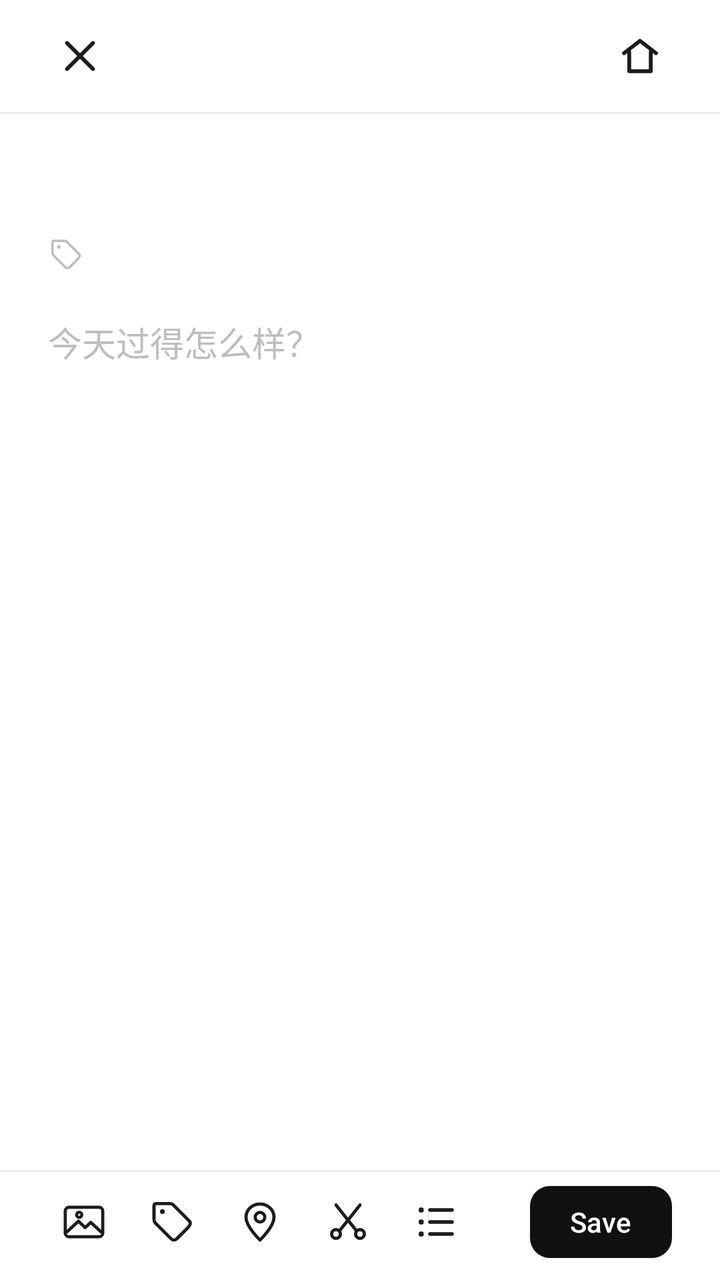
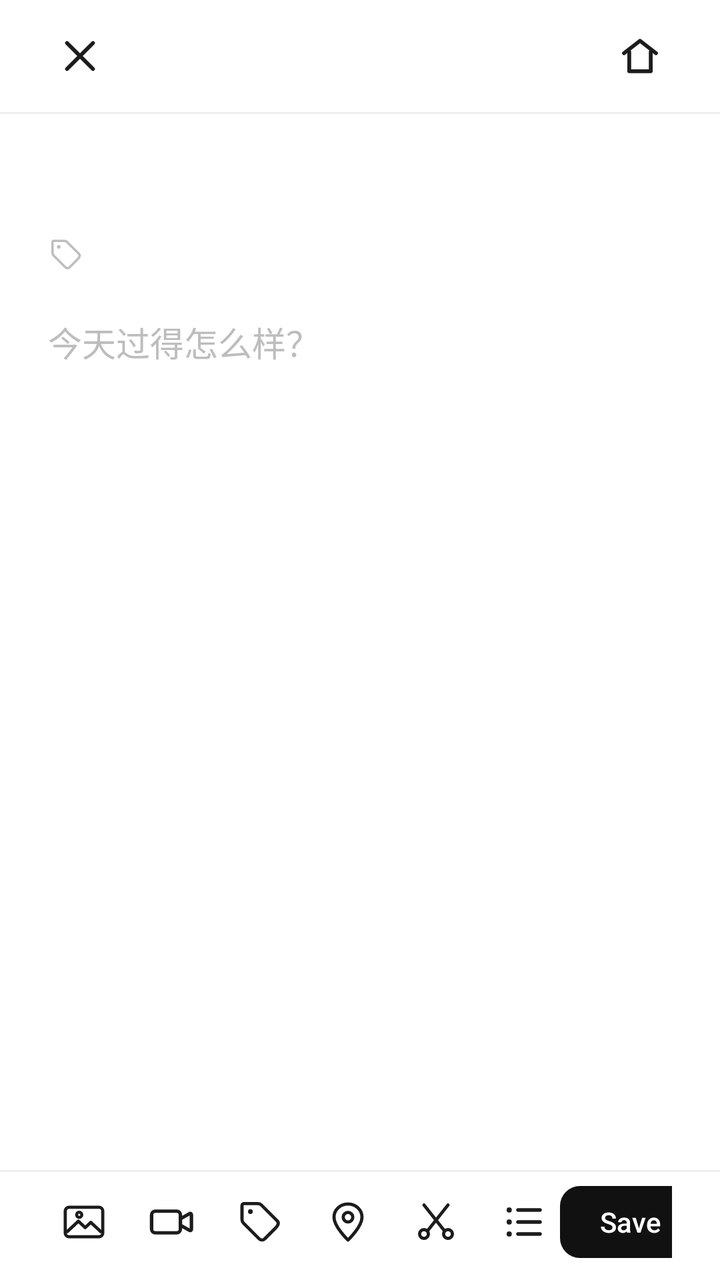

The first picture is an Android layout as it rendered before a commit; the second is the same layout after the commit. The layout source and the unified diff follow.
<!-- AndroidManifest.xml: activity theme Theme.WuDiary.Editor -->
<!-- res/layout/activity_edit_diary.xml -->
<?xml version="1.0" encoding="utf-8"?>
<LinearLayout xmlns:android="http://schemas.android.com/apk/res/android"
    xmlns:app="http://schemas.android.com/apk/res-auto"
    android:layout_width="match_parent"
    android:layout_height="match_parent"
    android:background="@color/background"
    android:orientation="vertical">

    <ScrollView
        android:id="@+id/scrollContent"
        android:layout_width="match_parent"
        android:layout_height="0dp"
        android:layout_weight="1"
        android:fillViewport="true"
        android:overScrollMode="never"
        android:scrollbars="none">

        <LinearLayout
            android:layout_width="match_parent"
            android:layout_height="wrap_content"
            android:orientation="vertical">

            <LinearLayout
                android:layout_width="match_parent"
                android:layout_height="56dp"
                android:gravity="center_vertical"
                android:orientation="horizontal"
                android:paddingHorizontal="16dp">

                <ImageButton
                    android:id="@+id/btnClose"
                    android:layout_width="48dp"
                    android:layout_height="48dp"
                    android:background="?attr/selectableItemBackgroundBorderless"
                    android:contentDescription="@string/cancel"
                    android:scaleType="centerInside"
                    android:src="@drawable/ic_close"
                    app:tint="@color/text_primary" />

                <Space
                    android:layout_width="0dp"
                    android:layout_height="1dp"
                    android:layout_weight="1" />

                <ImageButton
                    android:id="@+id/btnHome"
                    android:layout_width="48dp"
                    android:layout_height="48dp"
                    android:background="?attr/selectableItemBackgroundBorderless"
                    android:contentDescription="@string/home_open"
                    android:scaleType="centerInside"
                    android:src="@drawable/ic_home"
                    app:tint="@color/text_primary" />
            </LinearLayout>

            <View
                android:layout_width="match_parent"
                android:layout_height="1dp"
                android:background="@color/divider" />

            <LinearLayout
                android:layout_width="match_parent"
                android:layout_height="wrap_content"
                android:layout_marginHorizontal="24dp"
                android:layout_marginTop="12dp"
                android:orientation="horizontal">

                <TextView
                    android:id="@+id/textEditorDay"
                    android:layout_width="wrap_content"
                    android:layout_height="wrap_content"
                    android:fontFamily="serif"
                    android:textColor="@color/text_primary"
                    android:textSize="32sp"
                    android:textStyle="bold" />

                <TextView
                    android:id="@+id/textEditorYear"
                    android:layout_width="wrap_content"
                    android:layout_height="wrap_content"
                    android:layout_marginStart="9dp"
                    android:fontFamily="serif"
                    android:textColor="@color/text_secondary"
                    android:textSize="18sp" />
            </LinearLayout>

            <LinearLayout
                android:layout_width="match_parent"
                android:layout_height="wrap_content"
                android:layout_marginHorizontal="24dp"
                android:layout_marginTop="6dp"
                android:gravity="center_vertical"
                android:orientation="horizontal">

                <ImageButton
                    android:id="@+id/btnEditorTags"
                    android:layout_width="18dp"
                    android:layout_height="18dp"
                    android:background="?attr/selectableItemBackgroundBorderless"
                    android:contentDescription="@string/add_tag"
                    android:scaleType="centerInside"
                    android:src="@drawable/ic_tag"
                    app:tint="@color/text_secondary" />

                <HorizontalScrollView
                    android:layout_width="0dp"
                    android:layout_height="wrap_content"
                    android:layout_marginStart="6dp"
                    android:layout_weight="1"
                    android:clipToPadding="false"
                    android:scrollbars="none">

                    <LinearLayout
                        android:id="@+id/tagStrip"
                        android:layout_width="wrap_content"
                        android:layout_height="wrap_content"
                        android:gravity="center_vertical"
                        android:orientation="horizontal" />
                </HorizontalScrollView>
            </LinearLayout>

            <HorizontalScrollView
                android:id="@+id/imageScroll"
                android:layout_width="match_parent"
                android:layout_height="wrap_content"
                android:layout_marginTop="16dp"
                android:clipToPadding="false"
                android:paddingHorizontal="24dp"
                android:scrollbars="none"
                android:visibility="gone">

                <LinearLayout
                    android:id="@+id/imageStrip"
                    android:layout_width="wrap_content"
                    android:layout_height="wrap_content"
                    android:orientation="horizontal" />
            </HorizontalScrollView>

            <EditText
                android:id="@+id/editContent"
                android:layout_width="match_parent"
                android:layout_height="wrap_content"
                android:layout_marginHorizontal="24dp"
                android:layout_marginTop="22dp"
                android:layout_marginBottom="12dp"
                android:background="@null"
                android:breakStrategy="simple"
                android:gravity="top"
                android:hint="@string/hint_content"
                android:hyphenationFrequency="none"
                android:inputType="textMultiLine|textCapSentences"
                android:lineSpacingExtra="6dp"
                android:minHeight="240dp"
                android:overScrollMode="never"
                android:paddingStart="0dp"
                android:paddingTop="0dp"
                android:paddingEnd="0dp"
                android:paddingBottom="72dp"
                android:scrollbars="none"
                android:textColor="@color/text_body"
                android:textColorHint="@color/text_secondary"
                android:textSize="17sp" />
        </LinearLayout>
    </ScrollView>

    <View
        android:layout_width="match_parent"
        android:layout_height="1dp"
        android:background="@color/divider" />

    <LinearLayout
        android:layout_width="match_parent"
        android:layout_height="wrap_content"
        android:gravity="center_vertical"
        android:orientation="horizontal"
        android:paddingHorizontal="24dp"
        android:paddingTop="7dp"
        android:paddingBottom="11dp">

        <ImageButton
            android:id="@+id/btnImage"
            android:layout_width="36dp"
            android:layout_height="36dp"
            android:background="?attr/selectableItemBackgroundBorderless"
            android:contentDescription="@string/add_image"
            android:scaleType="centerInside"
            android:src="@drawable/ic_image"
            app:tint="@color/text_primary" />

        <ImageButton
            android:id="@+id/btnTag"
            android:layout_width="36dp"
            android:layout_height="36dp"
            android:layout_marginStart="8dp"
            android:background="?attr/selectableItemBackgroundBorderless"
            android:contentDescription="@string/add_tag"
            android:scaleType="centerInside"
            android:src="@drawable/ic_tag"
            app:tint="@color/text_primary" />

        <ImageButton
            android:id="@+id/btnLocation"
            android:layout_width="36dp"
            android:layout_height="36dp"
            android:layout_marginStart="8dp"
            android:background="?attr/selectableItemBackgroundBorderless"
            android:contentDescription="@string/add_location"
            android:scaleType="centerInside"
            android:src="@drawable/ic_location"
            app:tint="@color/text_primary" />

        <ImageButton
            android:id="@+id/btnCut"
            android:layout_width="36dp"
            android:layout_height="36dp"
            android:layout_marginStart="8dp"
            android:background="?attr/selectableItemBackgroundBorderless"
            android:contentDescription="@string/cut_paragraph"
            android:scaleType="centerInside"
            android:src="@drawable/ic_cut"
            app:tint="@color/text_primary" />

        <ImageButton
            android:id="@+id/btnList"
            android:layout_width="36dp"
            android:layout_height="36dp"
            android:layout_marginStart="8dp"
            android:background="?attr/selectableItemBackgroundBorderless"
            android:contentDescription="@string/add_list"
            android:scaleType="centerInside"
            android:src="@drawable/ic_list"
            app:tint="@color/text_primary" />

        <Space
            android:layout_width="0dp"
            android:layout_height="1dp"
            android:layout_weight="1" />

        <com.google.android.material.button.MaterialButton
            android:id="@+id/btnSave"
            android:layout_width="wrap_content"
            android:layout_height="36dp"
            android:contentDescription="@string/save"
            android:insetTop="0dp"
            android:insetBottom="0dp"
            android:minWidth="0dp"
            android:minHeight="0dp"
            android:paddingHorizontal="20dp"
            android:text="@string/save_action"
            android:textColor="@android:color/white"
            android:textSize="14sp"
            app:backgroundTint="@color/fab_dark"
            app:cornerRadius="10dp" />
    </LinearLayout>

</LinearLayout>
<!-- resources referenced by this layout -->
<resources>
  <color name="background">#FFFFFF</color>
  <color name="divider">#EFEFEF</color>
  <color name="fab_dark">#111111</color>
  <color name="text_body">#565656</color>
  <color name="text_primary">#1C1C1C</color>
  <color name="text_secondary">#BDBDBD</color>
  <!-- drawable ic_close (drawable) -->
  <?xml version="1.0" encoding="utf-8"?>
  <vector xmlns:android="http://schemas.android.com/apk/res/android"
      android:width="24dp"
      android:height="24dp"
      android:viewportWidth="24"
      android:viewportHeight="24">
      <path
          android:fillColor="#00000000"
          android:pathData="M5.5,5.5 L18.5,18.5 M18.5,5.5 L5.5,18.5"
          android:strokeColor="#1C1C1C"
          android:strokeLineCap="round"
          android:strokeWidth="1.9" />
  </vector>
  <!-- drawable ic_home (drawable) -->
  <?xml version="1.0" encoding="utf-8"?>
  <vector xmlns:android="http://schemas.android.com/apk/res/android"
      android:width="24dp"
      android:height="24dp"
      android:viewportWidth="24"
      android:viewportHeight="24">
      <path
          android:fillColor="#00000000"
          android:pathData="M4,10.6 L12,4.4 L20,10.6 M6.6,9.9 L6.6,19.6 L17.4,19.6 L17.4,9.9"
          android:strokeColor="#1C1C1C"
          android:strokeLineCap="round"
          android:strokeLineJoin="round"
          android:strokeWidth="1.9" />
  </vector>
  <string name="add_image">添加图片</string>
  <string name="add_list">无序列表</string>
  <string name="add_location">获取坐标</string>
  <string name="add_tag">添加标签</string>
  <string name="cancel">取消</string>
  <string name="cut_paragraph">剪切当前段落</string>
  <string name="hint_content">今天过得怎么样？</string>
  <string name="home_open">回到主界面</string>
  <string name="save">保存</string>
  <string name="save_action">Save</string>
  <style name="Theme.WuDiary.Editor" parent="Theme.WuDiary">
          <item name="android:windowAnimationStyle">@style/WindowAnimationNone</item>
      </style>
  <style name="WindowAnimationNone">
          <item name="android:activityOpenEnterAnimation">@null</item>
          <item name="android:activityOpenExitAnimation">@null</item>
          <item name="android:activityCloseEnterAnimation">@null</item>
          <item name="android:activityCloseExitAnimation">@null</item>
          <item name="android:windowEnterAnimation">@null</item>
          <item name="android:windowExitAnimation">@null</item>
      </style>
  <color name="primary">#1C1C1C</color>
  <color name="surface">#FFFFFF</color>
  <!-- drawable bg_dialog (drawable) -->
  <?xml version="1.0" encoding="utf-8"?>
  <shape xmlns:android="http://schemas.android.com/apk/res/android"
      android:shape="rectangle">
      <solid android:color="@color/surface" />
      <corners android:radius="22dp" />
  </shape>
  <!-- unchanged entries left out for length: 7 -->
</resources>

<!-- the commit's change to res/layout/activity_edit_diary.xml (unified diff, before → after) -->
@@ -131,6 +131,23 @@
 
                 <LinearLayout
                     android:id="@+id/imageStrip"
+                    android:layout_width="wrap_content"
+                    android:layout_height="wrap_content"
+                    android:orientation="horizontal" />
+            </HorizontalScrollView>
+
+            <HorizontalScrollView
+                android:id="@+id/videoScroll"
+                android:layout_width="match_parent"
+                android:layout_height="wrap_content"
+                android:layout_marginTop="12dp"
+                android:clipToPadding="false"
+                android:paddingHorizontal="24dp"
+                android:scrollbars="none"
+                android:visibility="gone">
+
+                <LinearLayout
+                    android:id="@+id/videoStrip"
                     android:layout_width="wrap_content"
                     android:layout_height="wrap_content"
                     android:orientation="horizontal" />
@@ -188,6 +205,17 @@
             app:tint="@color/text_primary" />
 
         <ImageButton
+            android:id="@+id/btnVideo"
+            android:layout_width="36dp"
+            android:layout_height="36dp"
+            android:layout_marginStart="8dp"
+            android:background="?attr/selectableItemBackgroundBorderless"
+            android:contentDescription="@string/add_video"
+            android:scaleType="centerInside"
+            android:src="@drawable/ic_video"
+            app:tint="@color/text_primary" />
+
+        <ImageButton
             android:id="@+id/btnTag"
             android:layout_width="36dp"
             android:layout_height="36dp"
<!-- resource entries referenced after the edit -->
@@ -35,10 +35,31 @@
           android:strokeLineJoin="round"
           android:strokeWidth="1.9" />
   </vector>
+  <!-- drawable ic_video (drawable) -->
+  <?xml version="1.0" encoding="utf-8"?>
+  <vector xmlns:android="http://schemas.android.com/apk/res/android"
+      android:width="24dp"
+      android:height="24dp"
+      android:viewportWidth="24"
+      android:viewportHeight="24">
+      <path
+          android:fillColor="#00000000"
+          android:pathData="M3.6,6.6 H14.4 A1.8,1.8 0 0 1 16.2,8.4 V15.6 A1.8,1.8 0 0 1 14.4,17.4 H3.6 A1.8,1.8 0 0 1 1.8,15.6 V8.4 A1.8,1.8 0 0 1 3.6,6.6 Z"
+          android:strokeColor="#1C1C1C"
+          android:strokeLineJoin="round"
+          android:strokeWidth="1.7" />
+      <path
+          android:fillColor="#00000000"
+          android:pathData="M16.2,10.4 L20.8,7.8 A0.6,0.6 0 0 1 21.7,8.3 V15.7 A0.6,0.6 0 0 1 20.8,16.2 L16.2,13.6"
+          android:strokeColor="#1C1C1C"
+          android:strokeLineJoin="round"
+          android:strokeWidth="1.7" />
+  </vector>
   <string name="add_image">添加图片</string>
   <string name="add_list">无序列表</string>
   <string name="add_location">获取坐标</string>
   <string name="add_tag">添加标签</string>
+  <string name="add_video">插入视频</string>
   <string name="cancel">取消</string>
   <string name="cut_paragraph">剪切当前段落</string>
   <string name="hint_content">今天过得怎么样？</string>
